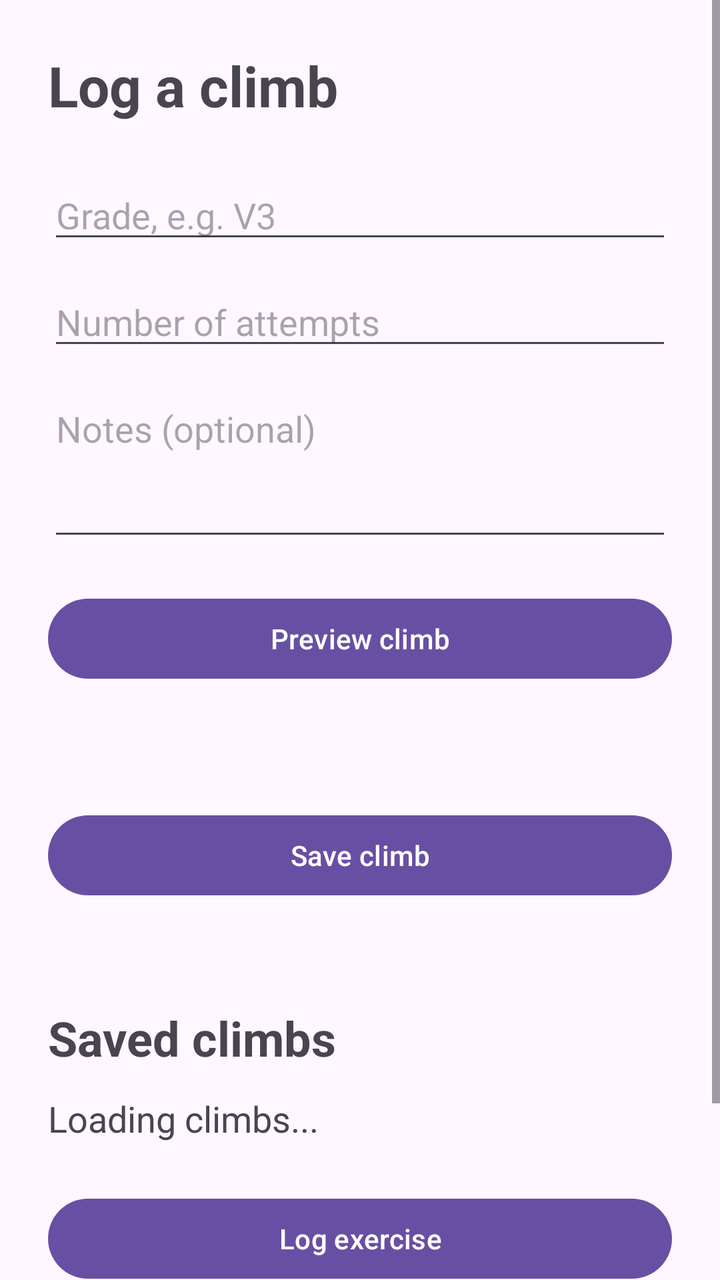
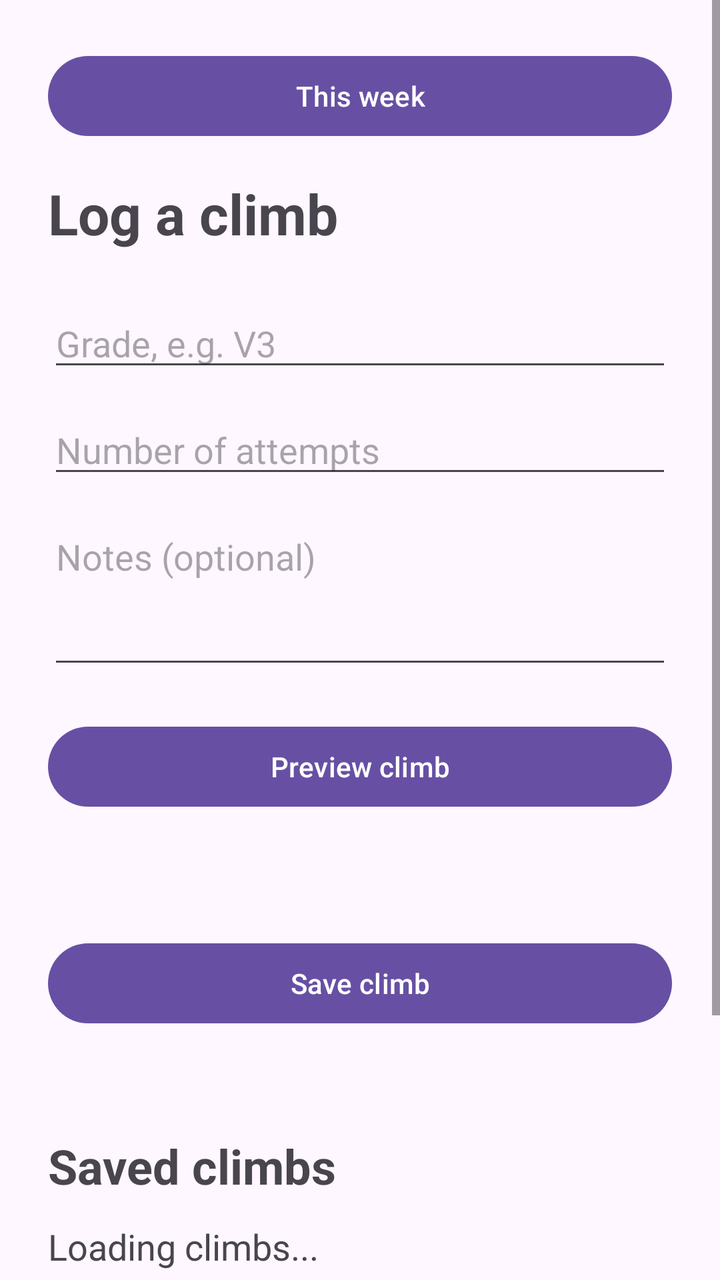

Before-and-after screenshots of an Android layout around one commit, followed by the original layout XML and the change that was made.
<!-- AndroidManifest.xml: application theme Theme.ClimbingFitnessApp -->
<!-- res/layout/activity_main.xml -->
<?xml version="1.0" encoding="utf-8"?>
<ScrollView xmlns:android="http://schemas.android.com/apk/res/android"
    android:id="@+id/main"
    android:layout_width="match_parent"
    android:layout_height="match_parent"
    android:fillViewport="true">

    <LinearLayout
        android:layout_width="match_parent"
        android:layout_height="wrap_content"
        android:orientation="vertical"
        android:padding="24dp">

        <TextView
            android:layout_width="match_parent"
            android:layout_height="wrap_content"
            android:text="Log a climb"
            android:textSize="28sp"
            android:textStyle="bold" />

        <EditText
            android:id="@+id/gradeInput"
            android:layout_width="match_parent"
            android:layout_height="wrap_content"
            android:layout_marginTop="24dp"
            android:hint="Grade, e.g. V3"
            android:inputType="textCapCharacters"
            android:maxLines="1" />

        <EditText
            android:id="@+id/attemptsInput"
            android:layout_width="match_parent"
            android:layout_height="wrap_content"
            android:layout_marginTop="12dp"
            android:hint="Number of attempts"
            android:inputType="number"
            android:maxLines="1" />

        <EditText
            android:id="@+id/notesInput"
            android:layout_width="match_parent"
            android:layout_height="wrap_content"
            android:layout_marginTop="12dp"
            android:gravity="top"
            android:hint="Notes (optional)"
            android:inputType="textCapSentences|textMultiLine"
            android:minLines="3" />

        <Button
            android:id="@+id/previewButton"
            android:layout_width="match_parent"
            android:layout_height="wrap_content"
            android:layout_marginTop="20dp"
            android:text="Preview climb" />

        <TextView
            android:id="@+id/summaryText"
            android:layout_width="match_parent"
            android:layout_height="wrap_content"
            android:layout_marginTop="20dp"
            android:textSize="18sp" />

        <Button
            android:id="@+id/saveButton"
            android:layout_width="match_parent"
            android:layout_height="wrap_content"
            android:layout_marginTop="16dp"
            android:text="Save climb" />

        <TextView
            android:id="@+id/saveStatus"
            android:layout_width="match_parent"
            android:layout_height="wrap_content"
            android:accessibilityLiveRegion="polite"
            android:layout_marginTop="8dp" />

        <TextView
            android:layout_width="match_parent"
            android:layout_height="wrap_content"
            android:layout_marginTop="24dp"
            android:text="Saved climbs"
            android:textSize="24sp"
            android:textStyle="bold" />

        <TextView
            android:id="@+id/historyText"
            android:layout_width="match_parent"
            android:layout_height="wrap_content"
            android:layout_marginTop="12dp"
            android:text="Loading climbs..."
            android:textSize="18sp" />

        <LinearLayout
            android:id="@+id/historyRows"
            android:layout_width="match_parent"
            android:layout_height="wrap_content"
            android:orientation="vertical" />

        <Button
            android:id="@+id/logWorkoutButton"
            android:layout_width="match_parent"
            android:layout_height="wrap_content"
            android:layout_marginTop="24dp"
            android:text="Log exercise" />

        <TextView
            android:layout_width="match_parent"
            android:layout_height="wrap_content"
            android:layout_marginTop="16dp"
            android:text="Saved exercises"
            android:textSize="24sp"
            android:textStyle="bold" />

        <TextView
            android:id="@+id/workoutHistoryText"
            android:layout_width="match_parent"
            android:layout_height="wrap_content"
            android:layout_marginTop="8dp"
            android:text="Loading exercises..." />

        <LinearLayout
            android:id="@+id/workoutRows"
            android:layout_width="match_parent"
            android:layout_height="wrap_content"
            android:orientation="vertical" />
    </LinearLayout>
</ScrollView>
<!-- resources referenced by this layout -->
<resources>
  <style name="Theme.ClimbingFitnessApp" parent="Base.Theme.ClimbingFitnessApp" />
  <style name="Base.Theme.ClimbingFitnessApp" parent="Theme.Material3.DayNight.NoActionBar">
          
          
      </style>
</resources>

<!-- the commit's change to res/layout/activity_main.xml (unified diff, before → after) -->
@@ -10,6 +10,13 @@
         android:layout_height="wrap_content"
         android:orientation="vertical"
         android:padding="24dp">
+
+        <Button
+            android:id="@+id/weeklySummaryButton"
+            android:layout_width="match_parent"
+            android:layout_height="wrap_content"
+            android:layout_marginBottom="16dp"
+            android:text="This week" />
 
         <TextView
             android:layout_width="match_parent"
